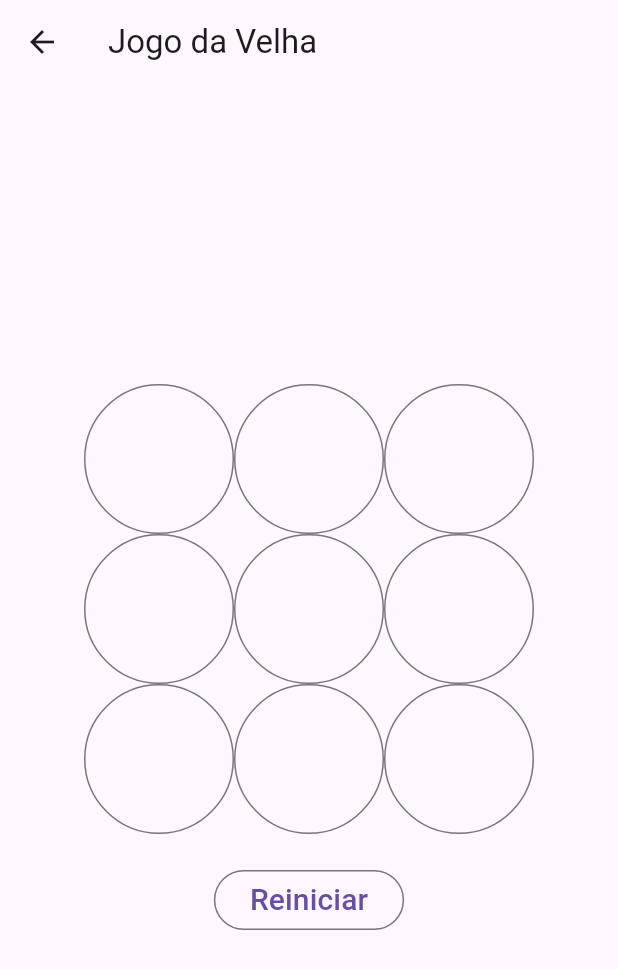
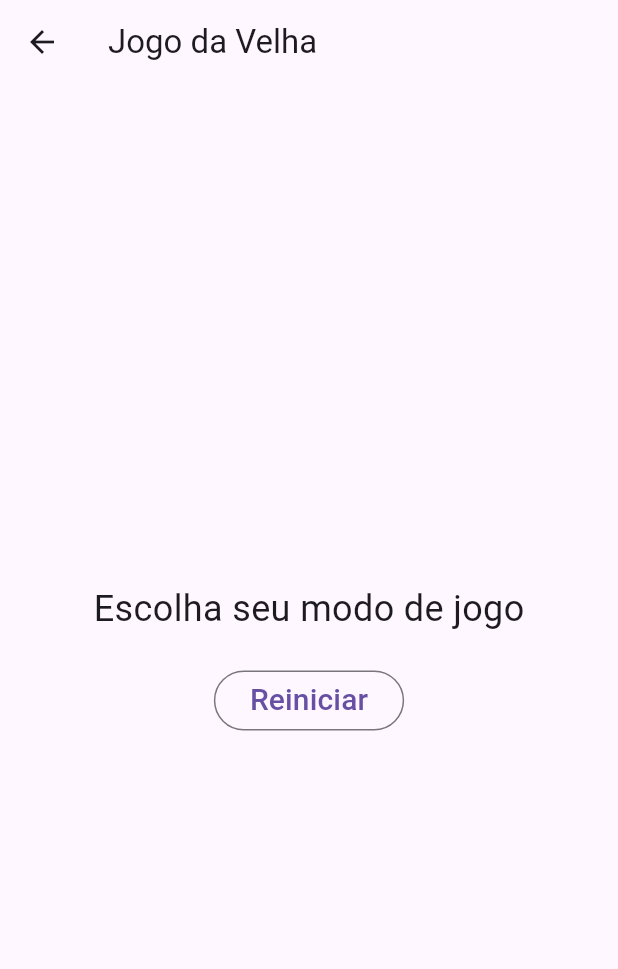
Before and after one commit to PedroRibeiroM/projetoFlutter, a Flutter app: the GamePage screen opened directly, on a phone screen of 412 x 824 dp. Shown: the top 969 px of the screen. Run offline on Flutter 3.47's test engine with Material 3 defaults, Android fonts, the phone set to English and light mode, and no system bars.

Commit message:
modified:   lib/main.dart 	modified:   lib/main.dart

```diff
--- a/lib/main.dart
+++ b/lib/main.dart
@@ -73,14 +73,11 @@ class _GamePageState extends State<GamePage> {
       body: Center(
         child: Column(
           mainAxisAlignment: MainAxisAlignment.center,
-          children: <Widget>[
-            for (var i = 0; i < 3; i++)
-              Row(
-                mainAxisAlignment: MainAxisAlignment.center,
-                children: <Widget>[
-                  for (var j = 0; j < 3; j++) _buildCell(i, j),
-                ],
-              ),
+          children: [
+            Text(
+              'Escolha seu modo de jogo',
+              style: TextStyle(fontSize: 24.0),
+            ),
             const SizedBox(height: 20),
             OutlinedButton(
               onPressed: () {
```
